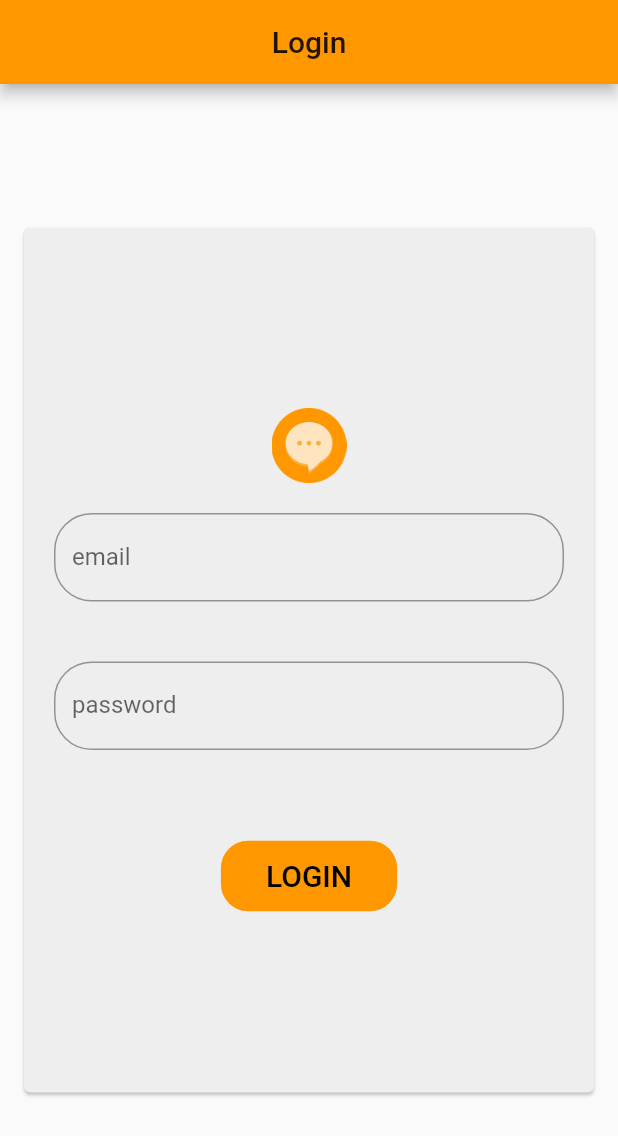
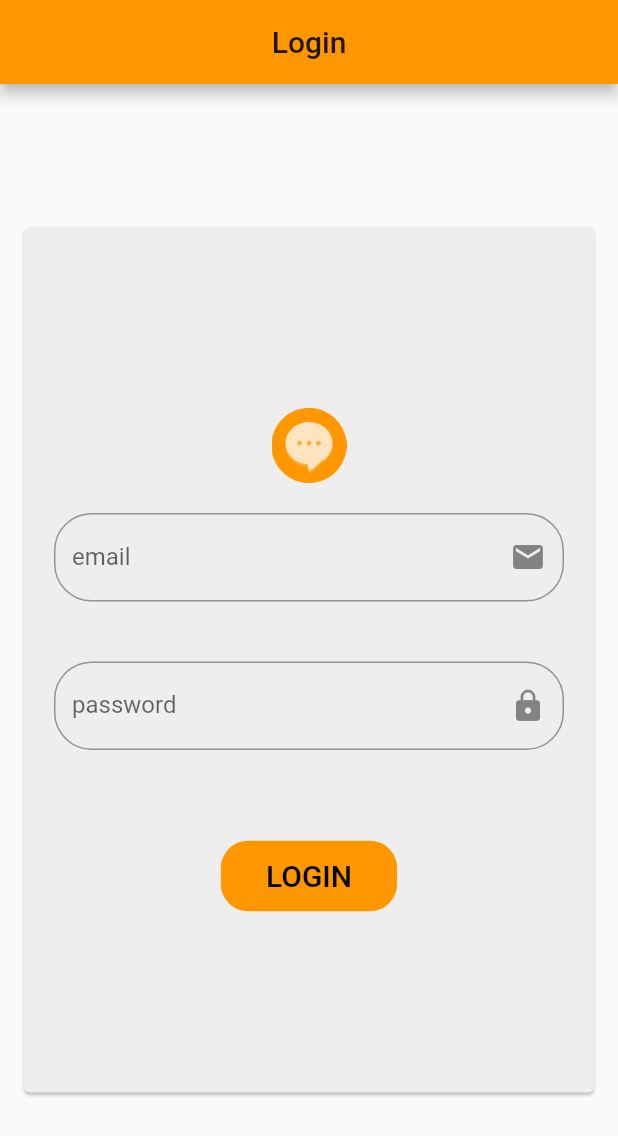
Before and after one commit to AliAsiri19/flutter_chat, a Flutter app: the screen it shows after launch, on a phone screen of 412 x 824 dp. Shown: the top 1136 px of the screen. Run offline on Flutter 3.47's test engine with Material 2 defaults, Android fonts, the phone set to English and light mode, and no system bars; Roboto replaces fonts that are missing (Poppins).

Commit message:
add  email and password icons

```diff
--- a/lib/page/login_page.dart
+++ b/lib/page/login_page.dart
@@ -25,8 +25,8 @@ class LoginPage extends StatelessWidget {
                     Container(
                       height: 50,
                       child: Image.asset('assets/images/logo.png'),),
-                    CustomTextField('email', TextInputType.emailAddress, false),
-                    CustomTextField('password', TextInputType.text, true),
+                    CustomTextField('email', TextInputType.emailAddress, false,Icon(Icons.email)),
+                    CustomTextField('password', TextInputType.text, true,Icon(Icons.lock),),
                     Container(
                       margin: EdgeInsets.only(top: 40),
                       child: FlatButton(
@@ -63,7 +63,8 @@ class CustomTextField extends StatelessWidget {
   final text;
   final textType;
   final obscure;
-  CustomTextField(this.text, this.textType, this.obscure);
+  final Icon icon;
+  CustomTextField(this.text, this.textType, this.obscure,this.icon);
   @override
   Widget build(BuildContext context) {
     return Container(
@@ -71,6 +72,7 @@ class CustomTextField extends StatelessWidget {
       child: TextFormField(
         obscureText: obscure,
         decoration: new InputDecoration(
+          suffixIcon: icon,
           labelText: text,
           fillColor: Colors.white,
           border: new OutlineInputBorder(
```
